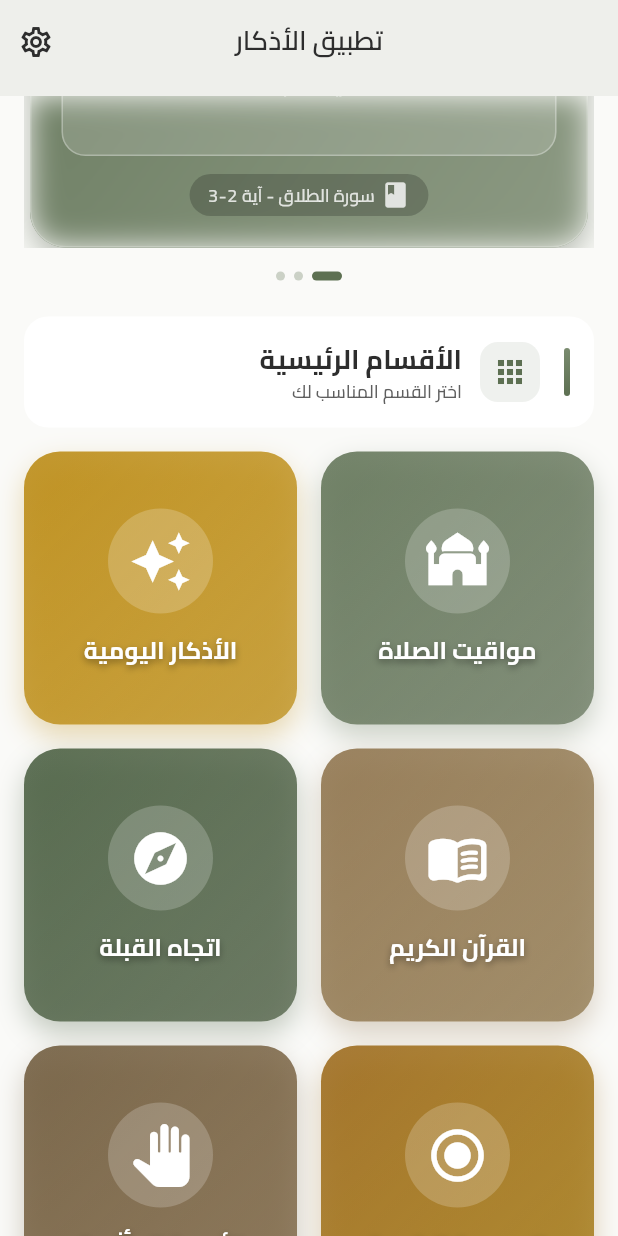
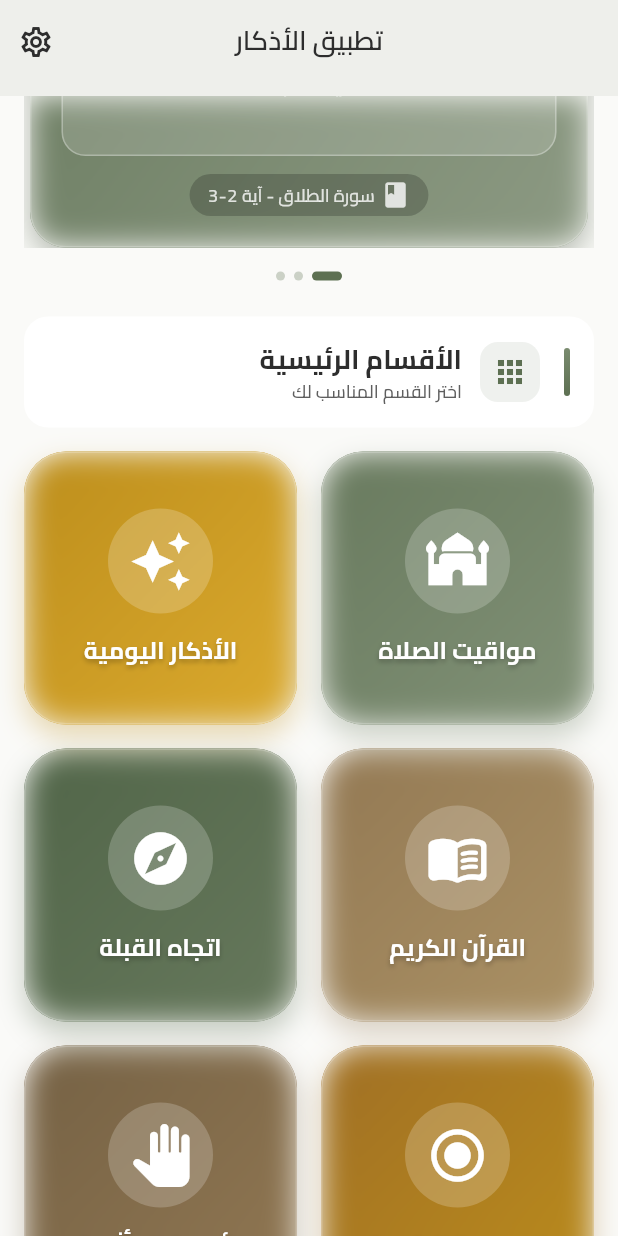
Before and after one commit to dr33awi/Testew65, a Flutter app: the screen it shows after launch, scrolled down 576 dp, on a phone screen of 412 x 824 dp. Run offline on Flutter 3.47's test engine with Material 3 defaults, Android fonts, the phone set to English and light mode, and no system bars; our stand-ins replace adhan, battery_plus, device_info_plus, flutter_compass, flutter_local_notifications, flutter_staggered_animations and 8 more.

Commit message:
تعديل الالثيم

```diff
--- a/lib/features/home/widgets/category_grid.dart
+++ b/lib/features/home/widgets/category_grid.dart
@@ -108,14 +108,11 @@ class _CategoryCard extends StatelessWidget {
 
     return Container(
       decoration: BoxDecoration(
-        borderRadius: BorderRadius.circular(ThemeConstants.radius2xl),
+        borderRadius: BorderRadius.circular(ThemeConstants.radius3xl),
         gradient: LinearGradient(
           begin: Alignment.topLeft,
           end: Alignment.bottomRight,
-          colors: [
-            gradient.colors[0].withValues(alpha: 0.85),
-            gradient.colors[1].withValues(alpha: 0.75),
-          ],
+          colors: gradient.colors.map((c) => c.withValues(alpha: 0.9)).toList(),
         ),
         boxShadow: [
           BoxShadow(
@@ -126,38 +123,29 @@ class _CategoryCard extends StatelessWidget {
         ],
       ),
       child: ClipRRect(
-        borderRadius: BorderRadius.circular(ThemeConstants.radius2xl),
-        child: Stack(
-          children: [
-            // طبقة شفافة
-            Positioned.fill(
-              child: Container(
-                decoration: BoxDecoration(
-                  gradient: LinearGradient(
-                    begin: Alignment.topLeft,
-                    end: Alignment.bottomRight,
-                    colors: [
-                      Colors.transparent,
-                      Colors.black.withValues(alpha: 0.1),
-                    ],
-                  ),
+        borderRadius: BorderRadius.circular(ThemeConstants.radius3xl),
+        child: BackdropFilter(
+          filter: ImageFilter.blur(sigmaX: 10, sigmaY: 10),
+          child: Material(
+            color: Colors.transparent,
+            child: Container(
+              decoration: BoxDecoration(
+                border: Border.all(
+                  color: Colors.white.withValues(alpha: 0.2),
+                  width: 1,
                 ),
+                borderRadius: BorderRadius.circular(ThemeConstants.radius3xl),
               ),
-            ),
-
-            // المحتوى الرئيسي
-            Material(
-              color: Colors.transparent,
               child: InkWell(
                 onTap: onTap,
-                borderRadius: BorderRadius.circular(ThemeConstants.radius2xl),
+                borderRadius: BorderRadius.circular(ThemeConstants.radius3xl),
                 child: Padding(
                   padding: const EdgeInsets.all(ThemeConstants.space4),
                   child: _buildContent(context),
                 ),
               ),
             ),
-          ],
+          ),
         ),
       ),
     );
@@ -193,10 +181,10 @@ class _CategoryCard extends StatelessWidget {
               fontWeight: ThemeConstants.bold,
               fontSize: 16,
               shadows: [
-                Shadow(
-                  color: Colors.black.withValues(alpha: 0.4),
-                  offset: const Offset(0, 2),
-                  blurRadius: 6,
+                const Shadow(
+                  color: Colors.black26,
+                  offset: Offset(0, 2),
+                  blurRadius: 4,
                 ),
               ],
             ),
@@ -209,10 +197,6 @@ class _CategoryCard extends StatelessWidget {
     );
   }
 }
-
-
-
-
 
 /// نموذج بيانات الفئة
 class CategoryItem {
```
